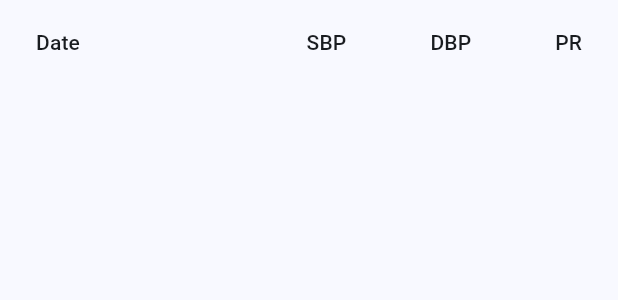
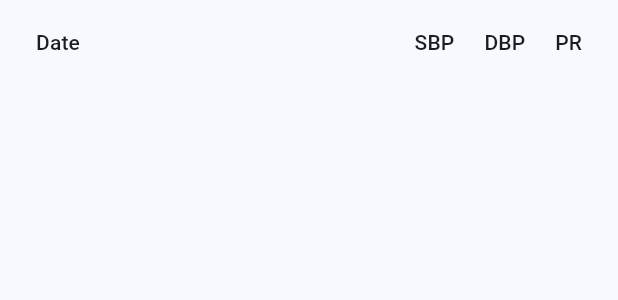
Before and after one commit to hawjo01/BloodPressureLog, a Flutter app: the RecordsTable widget shown alone on an empty page, opened directly with empty values, on a phone screen of 412 x 824 dp. Shown: the top 300 px of the screen. Run offline on Flutter 3.47's test engine with Material 3 defaults, Android fonts, the phone set to English and light mode, and no system bars; our stand-ins replace fl_chart, sqflite; accounts and stored records are empty.

Commit message:
Add the day of the month to record table date/time.

```diff
--- a/lib/widgets/records_table.dart
+++ b/lib/widgets/records_table.dart
@@ -10,6 +10,7 @@ class RecordsTable extends StatelessWidget {
   @override
   Widget build(BuildContext context) {
     return DataTable(
+      columnSpacing: 20.0,
       columns: const [
         DataColumn(label: Text('Date')),
         DataColumn(
@@ -28,7 +29,9 @@ class RecordsTable extends StatelessWidget {
           .map(
             (record) => DataRow(
               cells: [
-                DataCell(Text(DateFormat('EEE hh:mm a').format(record.date))),
+                DataCell(
+                  Text(DateFormat('E MMM d hh:mm a').format(record.date)),
+                ),
                 DataCell(Text(record.systolic.toString())),
                 DataCell(Text(record.diastolic.toString())),
                 DataCell(Text(record.heartRate.toString())),
```
Also changed, not shown: 1 other file.
